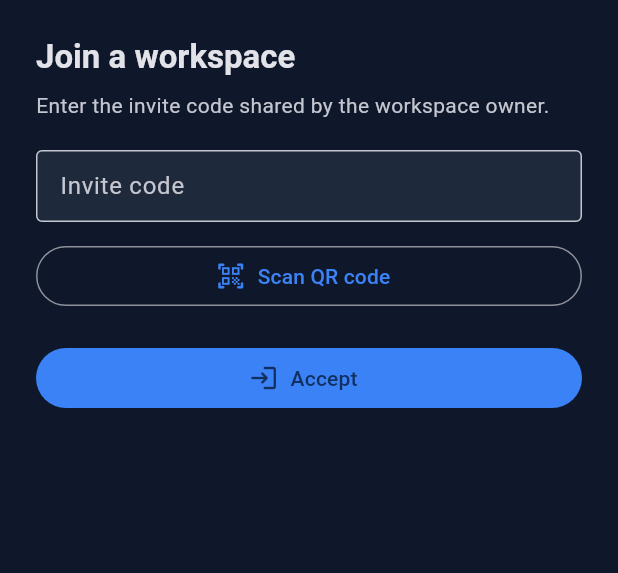
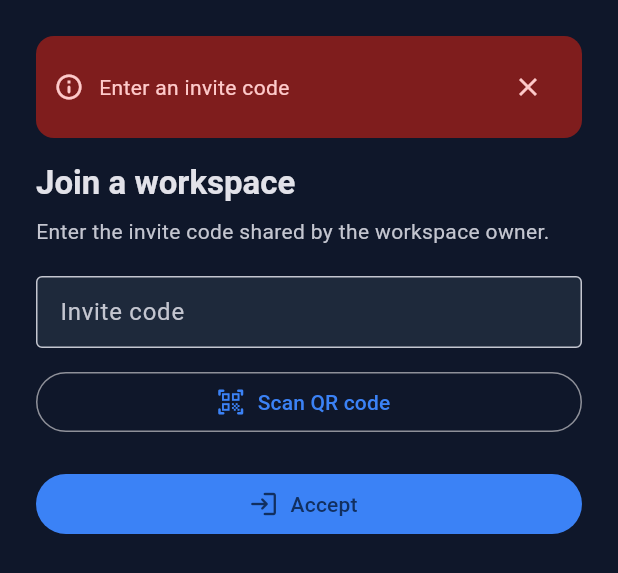
Before and after one commit to bilalparray/Cloud-Notes, a Flutter app: the _JoinWorkspaceSheet widget shown alone on an empty page, opened directly with empty values, after a tap on "Accept", on a phone screen of 412 x 824 dp. Shown: the top 573 px of the screen. Run offline on Flutter 3.47's test engine with Material 3 defaults, Android fonts, the light colour scheme and no system bars; our stand-ins replace cloud_firestore, cloud_functions, firebase_auth, firebase_core, google_sign_in, permission_handler and 1 more; missing offline and left inert: mobile_scanner; accounts and stored records are empty.

Commit message:
Refactor invite acceptance logic in workspaces list screen to return error messages instead of boolean values. Introduce user-friendly error handling and display a banner for feedback in the join workspace modal. Update related method signatures and UI components for improved user experience.

```diff
--- a/lib/screens/workspaces_list_screen.dart
+++ b/lib/screens/workspaces_list_screen.dart
@@ -104,26 +104,38 @@ class _WorkspacesListScreenState extends State<WorkspacesListScreen> {
   }
 
 
-  /// Returns true if join succeeded, false otherwise.
-  Future<bool> _handleAcceptInvite(String code) async {
+  /// Returns null on success, or an error message string on failure.
+  Future<String?> _handleAcceptInvite(String code) async {
     if (code.isEmpty) {
-      _showErrorSnackBar('Enter an invite code');
-      return false;
+      return 'Enter an invite code';
     }
     try {
       await _workspaceService.acceptInviteByCode(code);
-      if (mounted) {
-        _showSuccessSnackBar('Joined workspace');
-        return true;
+      if (mounted) _showSuccessSnackBar('Joined workspace');
+      return null;
+    } on FirebaseFunctionsException catch (e) {
+      return _userFriendlyInviteError(e);
+    } catch (e) {
+      return _userFriendlyInviteError(e);
+    }
+  }
+
+  String _userFriendlyInviteError(dynamic e) {
+    if (e is FirebaseFunctionsException) {
+      final code = e.code.toString().toLowerCase();
+      final message = e.message?.trim();
+      if (message != null && message.isNotEmpty) return message;
+      if (code.contains('already') || code.contains('exists') || code == 'failed-precondition') {
+        return 'You\'re already a member of this workspace.';
       }
-      return false;
-    } on FirebaseFunctionsException catch (e) {
-      if (mounted) _showErrorSnackBar(e.message ?? e.code);
-      return false;
-    } catch (e) {
-      if (mounted) _showErrorSnackBar(e.toString());
-      return false;
+      if (code.contains('not-found') || code.contains('invalid') || code.contains('permission')) {
+        return 'Invalid or expired invite code.';
+      }
+      return e.code;
     }
+    final s = e.toString();
+    if (s.startsWith('Exception: ')) return s.replaceFirst('Exception: ', '');
+    return s.isNotEmpty ? s : 'Failed to join workspace.';
   }
 
   Future<void> _showJoinWorkspaceModal() async {
@@ -137,6 +149,7 @@ class _WorkspacesListScreenState extends State<WorkspacesListScreen> {
       builder: (context) => _JoinWorkspaceSheet(
         onAccept: _handleAcceptInvite,
         onSuccessClose: () => Navigator.of(context).pop(),
+        showErrorSnackBar: _showErrorSnackBar,
       ),
     );
   }
@@ -554,12 +567,14 @@ class _WorkspacesListScreenState extends State<WorkspacesListScreen> {
 }
 
 class _JoinWorkspaceSheet extends StatefulWidget {
-  final Future<bool> Function(String code) onAccept;
+  final Future<String?> Function(String code) onAccept;
   final VoidCallback onSuccessClose;
+  final void Function(String message) showErrorSnackBar;
 
   const _JoinWorkspaceSheet({
     required this.onAccept,
     required this.onSuccessClose,
+    required this.showErrorSnackBar,
   });
 
   @override
@@ -569,6 +584,7 @@ class _JoinWorkspaceSheet extends StatefulWidget {
 class _JoinWorkspaceSheetState extends State<_JoinWorkspaceSheet> {
   final _inviteCodeController = TextEditingController();
   bool _accepting = false;
+  String? _bannerMessage;
 
   @override
   void dispose() {
@@ -576,13 +592,24 @@ class _JoinWorkspaceSheetState extends State<_JoinWorkspaceSheet> {
     super.dispose();
   }
 
+  void _showBanner(String message) {
+    if (mounted) setState(() => _bannerMessage = message);
+  }
+
   Future<void> _submit() async {
     final code = _inviteCodeController.text.trim();
-    if (code.isEmpty) return;
+    if (code.isEmpty) {
+      _showBanner('Enter an invite code');
+      return;
+    }
     setState(() => _accepting = true);
+    setState(() => _bannerMessage = null);
     try {
-      final success = await widget.onAccept(code);
-      if (success && mounted) {
+      final errorMessage = await widget.onAccept(code);
+      if (!mounted) return;
+      if (errorMessage != null) {
+        _showBanner(errorMessage);
+      } else {
         widget.onSuccessClose();
       }
     } finally {
@@ -662,6 +689,7 @@ class _JoinWorkspaceSheetState extends State<_JoinWorkspaceSheet> {
 
   @override
   Widget build(BuildContext context) {
+    final colorScheme = Theme.of(context).colorScheme;
     return Padding(
       padding: EdgeInsets.only(
         left: 24,
@@ -673,6 +701,38 @@ class _JoinWorkspaceSheetState extends State<_JoinWorkspaceSheet> {
         mainAxisSize: MainAxisSize.min,
         crossAxisAlignment: CrossAxisAlignment.start,
         children: [
+          if (_bannerMessage != null) ...[
+            Material(
+              color: colorScheme.errorContainer,
+              borderRadius: BorderRadius.circular(12),
+              child: Padding(
+                padding: const EdgeInsets.symmetric(horizontal: 12, vertical: 10),
+                child: Row(
+                  children: [
+                    Icon(Icons.info_outline_rounded, size: 20, color: colorScheme.onErrorContainer),
+                    const SizedBox(width: 10),
+                    Expanded(
+                      child: Text(
+                        _bannerMessage!,
+                        style: Theme.of(context).textTheme.bodyMedium?.copyWith(
+                              color: colorScheme.onErrorContainer,
+                            ),
+                      ),
+                    ),
+                    IconButton(
+                      icon: Icon(Icons.close, size: 20, color: colorScheme.onErrorContainer),
+                      onPressed: () => setState(() => _bannerMessage = null),
+                      style: IconButton.styleFrom(
+                        minimumSize: const Size(32, 32),
+                        padding: EdgeInsets.zero,
+                      ),
+                    ),
+                  ],
+                ),
+              ),
+            ),
+            const SizedBox(height: 16),
+          ],
           Text(
             'Join a workspace',
             style: Theme.of(context).textTheme.titleLarge?.copyWith(
@@ -697,6 +757,9 @@ class _JoinWorkspaceSheetState extends State<_JoinWorkspaceSheet> {
             ),
             textCapitalization: TextCapitalization.none,
             autocorrect: false,
+            onChanged: (_) {
+              if (_bannerMessage != null) setState(() => _bannerMessage = null);
+            },
             onSubmitted: (_) => _submit(),
           ),
           const SizedBox(height: 12),
```
